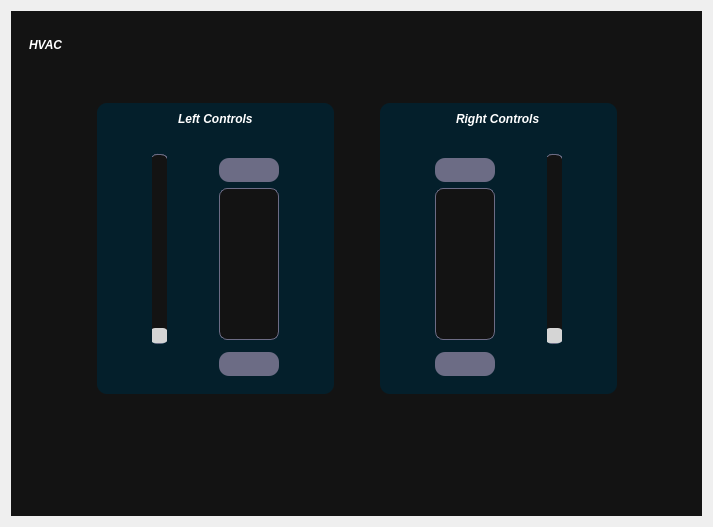
First picture: the form in ui/HVAC.ui, repository suchinton/AGL_Demo_Control_Panel, before the edit.
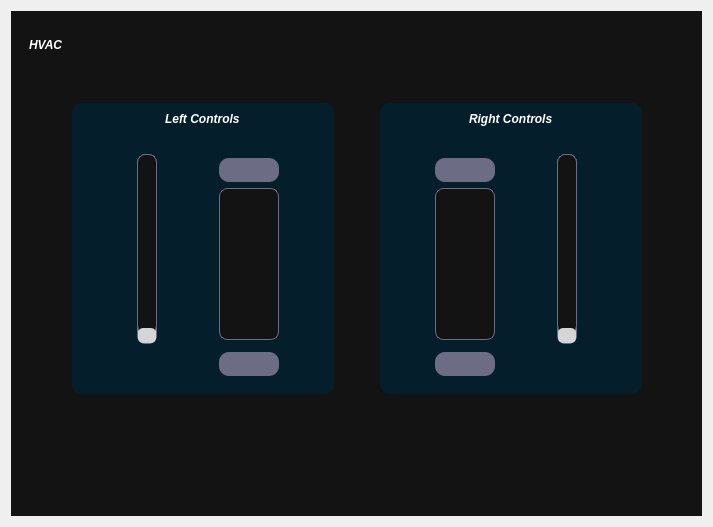
Second picture: the form after the edit. Icons and pictures are not drawn.

```diff
--- a/ui/HVAC.ui
+++ b/ui/HVAC.ui
@@ -239,7 +239,7 @@
            <x>0</x>
            <y>0</y>
            <width>697</width>
-           <height>382</height>
+           <height>409</height>
           </rect>
          </property>
          <layout class="QVBoxLayout" name="verticalLayout_3">
@@ -462,6 +462,12 @@
                 </item>
                 <item row="2" column="3" rowspan="4" alignment="Qt::AlignHCenter">
                  <widget class="QSlider" name="rightFanSpeed_slider">
+                  <property name="minimumSize">
+                   <size>
+                    <width>40</width>
+                    <height>0</height>
+                   </size>
+                  </property>
                   <property name="orientation">
                    <enum>Qt::Vertical</enum>
                   </property>
@@ -572,6 +578,12 @@
                     <verstretch>0</verstretch>
                    </sizepolicy>
                   </property>
+                  <property name="minimumSize">
+                   <size>
+                    <width>40</width>
+                    <height>0</height>
+                   </size>
+                  </property>
                   <property name="orientation">
                    <enum>Qt::Vertical</enum>
                   </property>
```
